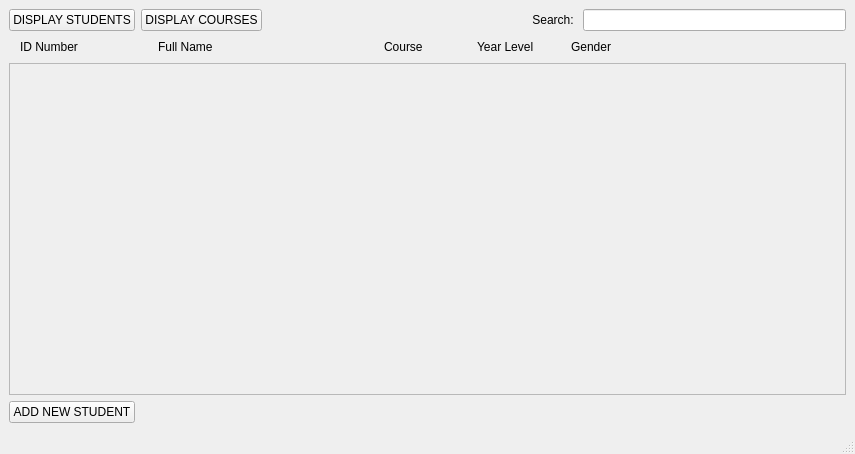
This is UI Templates/window_main.ui in giosanchez-iit/ssis-new as Qt 5 draws it before an edit. The edited form follows.
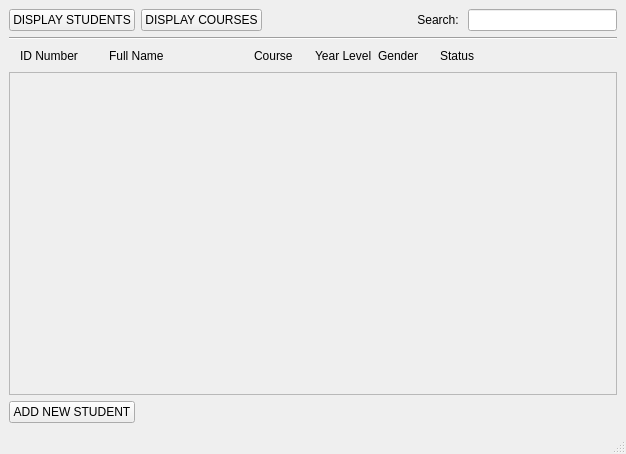
This is the edited form.

```diff
--- a/UI Templates/window_main.ui
+++ b/UI Templates/window_main.ui
@@ -6,7 +6,7 @@
    <rect>
     <x>0</x>
     <y>0</y>
-    <width>855</width>
+    <width>626</width>
     <height>454</height>
    </rect>
   </property>
@@ -62,7 +62,14 @@
        </layout>
       </item>
       <item>
-       <layout class="QHBoxLayout" name="horizontalLayout_2" stretch="3,5,2,2,2,4">
+       <widget class="Line" name="divider">
+        <property name="orientation">
+         <enum>Qt::Horizontal</enum>
+        </property>
+       </widget>
+      </item>
+      <item>
+       <layout class="QHBoxLayout" name="horizontalLayout_2" stretch="3,5,2,2,2,2,4">
         <property name="leftMargin">
          <number>11</number>
         </property>
@@ -104,6 +111,13 @@
           </property>
          </widget>
         </item>
+        <item>
+         <widget class="QLabel" name="lbl_hdr_status">
+          <property name="text">
+           <string>Status</string>
+          </property>
+         </widget>
+        </item>
         <item>
          <spacer name="horizontalSpacer_3">
           <property name="orientation">
@@ -129,8 +143,8 @@
           <rect>
            <x>0</x>
            <y>0</y>
-           <width>833</width>
-           <height>322</height>
+           <width>604</width>
+           <height>313</height>
           </rect>
          </property>
         </widget>
```
